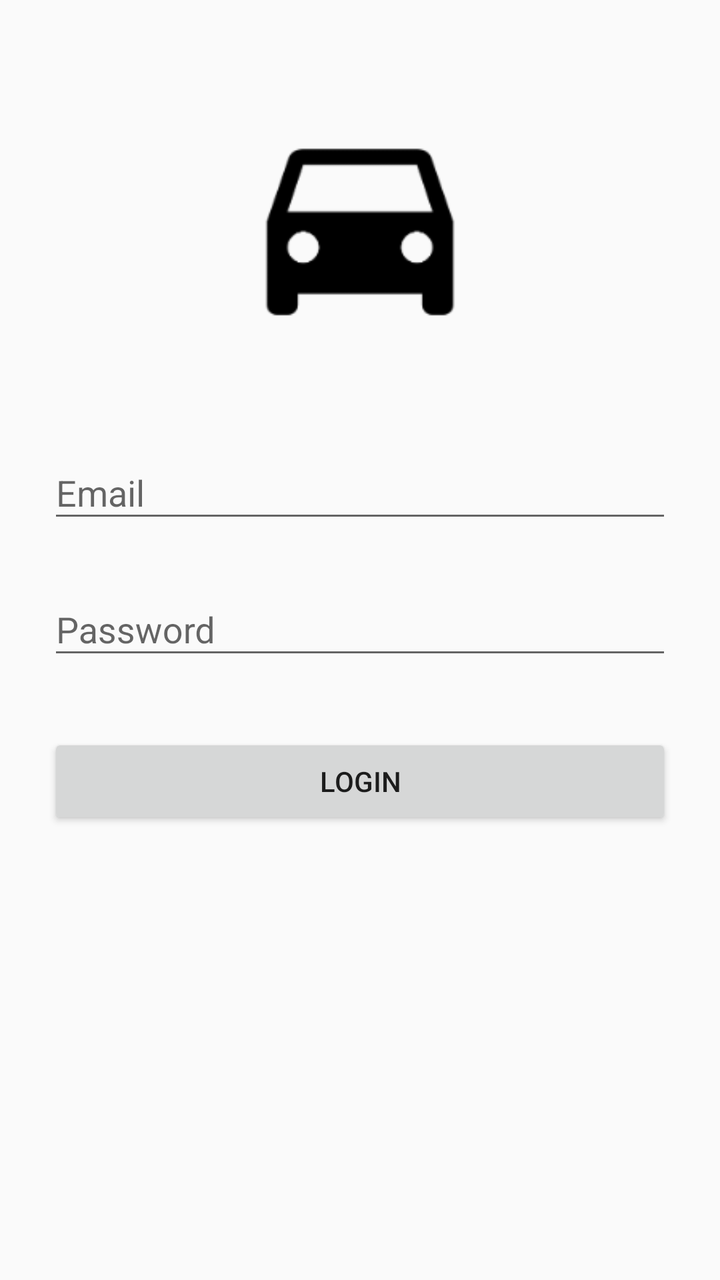
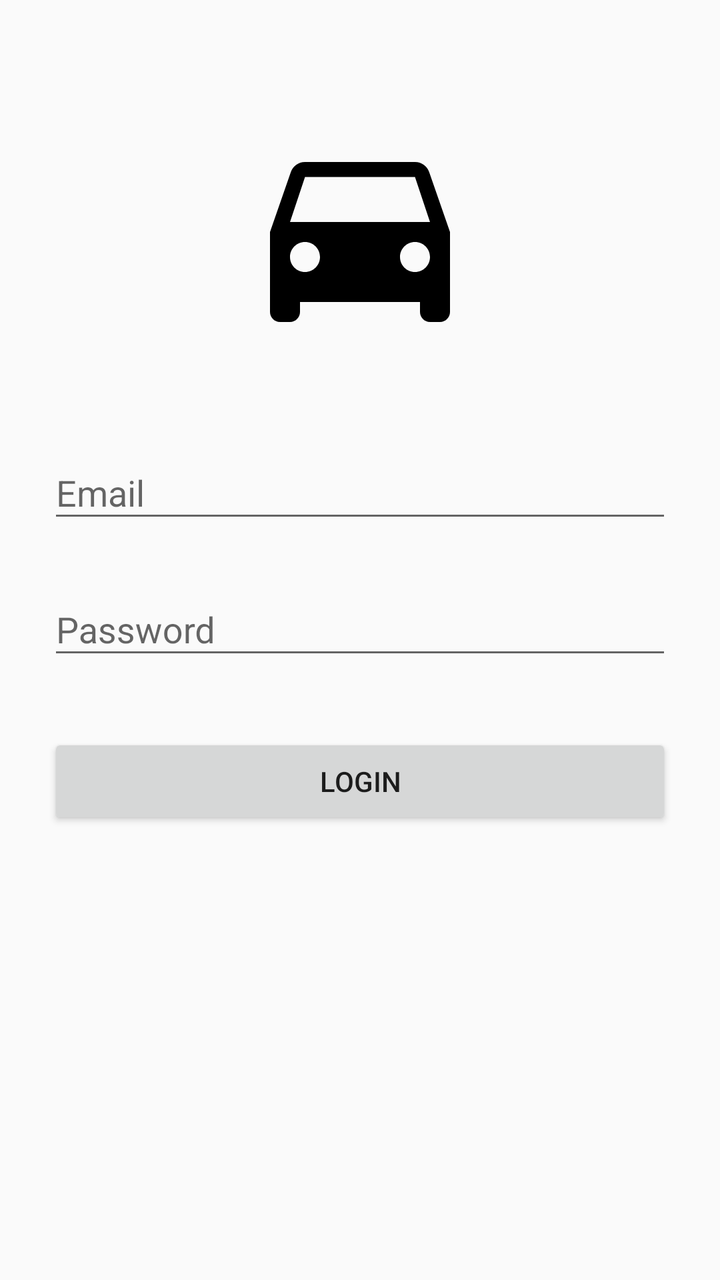

An Android layout rendered at two revisions. The XML below is the earlier revision; the diff shows what the commit changed to produce the second picture.
<!-- AndroidManifest.xml: application theme AppTheme -->
<!-- res/layout/activity_login.xml -->
<?xml version="1.0" encoding="utf-8"?>
<ScrollView xmlns:android="http://schemas.android.com/apk/res/android"
    android:layout_width="fill_parent"
    android:layout_height="fill_parent"
    android:fitsSystemWindows="true">

    <LinearLayout
        android:orientation="vertical"
        android:layout_width="match_parent"
        android:layout_height="wrap_content"
        android:paddingTop="56dp"
        android:paddingLeft="24dp"
        android:paddingRight="24dp">

        <ImageView android:src="@drawable/logo"
            android:layout_width="300dp"
            android:layout_height="120dp"
            android:layout_marginBottom="30dp"
            android:layout_gravity="center_horizontal" />

        
        <android.support.design.widget.TextInputLayout
            android:layout_width="match_parent"
            android:layout_height="wrap_content"
            android:layout_marginTop="8dp"
            android:layout_marginBottom="8dp">
            <EditText android:id="@+id/input_email"
                android:layout_width="match_parent"
                android:layout_height="wrap_content"
                android:inputType="textEmailAddress"
                android:hint="Email" />
        </android.support.design.widget.TextInputLayout>

        
        <android.support.design.widget.TextInputLayout
            android:layout_width="match_parent"
            android:layout_height="wrap_content"
            android:layout_marginTop="8dp"
            android:layout_marginBottom="8dp">
            <EditText android:id="@+id/input_password"
                android:layout_width="match_parent"
                android:layout_height="wrap_content"
                android:inputType="textPassword"
                android:hint="Password"/>
        </android.support.design.widget.TextInputLayout>

        <android.support.v7.widget.AppCompatButton
            android:id="@+id/btn_login"
            android:layout_width="fill_parent"
            android:layout_height="wrap_content"
            android:layout_marginTop="24dp"
            android:layout_marginBottom="0dp"
            android:padding="12dp"
            android:text="Login"/>

    </LinearLayout>
</ScrollView>
<!-- resources referenced by this layout -->
<resources>
  <!-- drawable logo: png bitmap (drawable, 3313 bytes) -->
  <style name="AppTheme" parent="Theme.AppCompat.Light.DarkActionBar">
          <item name="colorPrimary">@color/colorPrimary</item>
          <item name="colorPrimaryDark">@color/colorPrimaryDark</item>
          <item name="colorAccent">@color/colorAccent</item>
      </style>
  <color name="colorPrimary">#000000</color>
  <color name="colorPrimaryDark">#000000</color>
  <color name="colorAccent">#000000</color>
</resources>

<!-- the commit's change to res/layout/activity_login.xml (unified diff, before → after) -->
@@ -12,7 +12,8 @@
         android:paddingLeft="24dp"
         android:paddingRight="24dp">
 
-        <ImageView android:src="@drawable/logo"
+        <ImageView
+            android:src="@drawable/ic_logo"
             android:layout_width="300dp"
             android:layout_height="120dp"
             android:layout_marginBottom="30dp"
<!-- resource entries referenced after the edit -->
@@ -1,6 +1,15 @@
 <!-- resources referenced by this layout -->
 <resources>
-  <!-- drawable logo: png bitmap (drawable, 3313 bytes) -->
+  <!-- drawable ic_logo (drawable) -->
+  <vector xmlns:android="http://schemas.android.com/apk/res/android"
+      android:width="24dp"
+      android:height="24dp"
+      android:viewportHeight="24.0"
+      android:viewportWidth="24.0">
+      <path
+          android:fillColor="#FF000000"
+          android:pathData="M18.92,6.01C18.72,5.42 18.16,5 17.5,5h-11c-0.66,0 -1.21,0.42 -1.42,1.01L3,12v8c0,0.55 0.45,1 1,1h1c0.55,0 1,-0.45 1,-1v-1h12v1c0,0.55 0.45,1 1,1h1c0.55,0 1,-0.45 1,-1v-8l-2.08,-5.99zM6.5,16c-0.83,0 -1.5,-0.67 -1.5,-1.5S5.67,13 6.5,13s1.5,0.67 1.5,1.5S7.33,16 6.5,16zM17.5,16c-0.83,0 -1.5,-0.67 -1.5,-1.5s0.67,-1.5 1.5,-1.5 1.5,0.67 1.5,1.5 -0.67,1.5 -1.5,1.5zM5,11l1.5,-4.5h11L19,11L5,11z" />
+  </vector>
   <style name="AppTheme" parent="Theme.AppCompat.Light.DarkActionBar">
           <item name="colorPrimary">@color/colorPrimary</item>
           <item name="colorPrimaryDark">@color/colorPrimaryDark</item>
